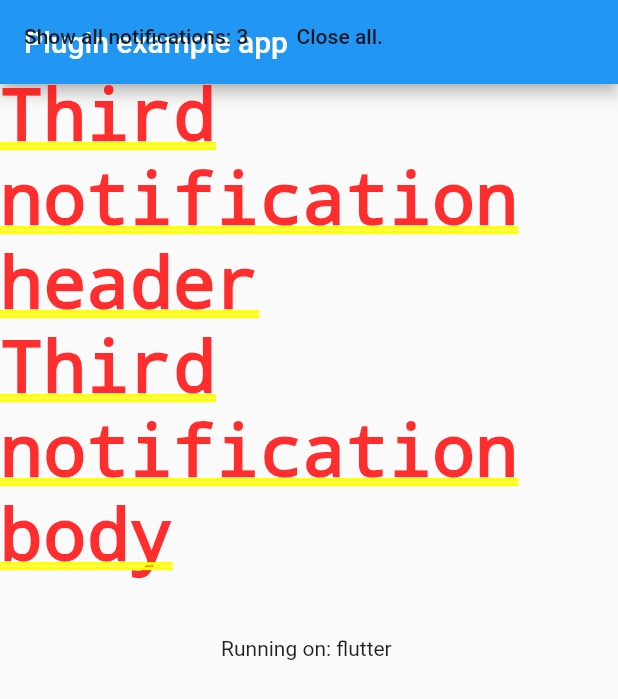
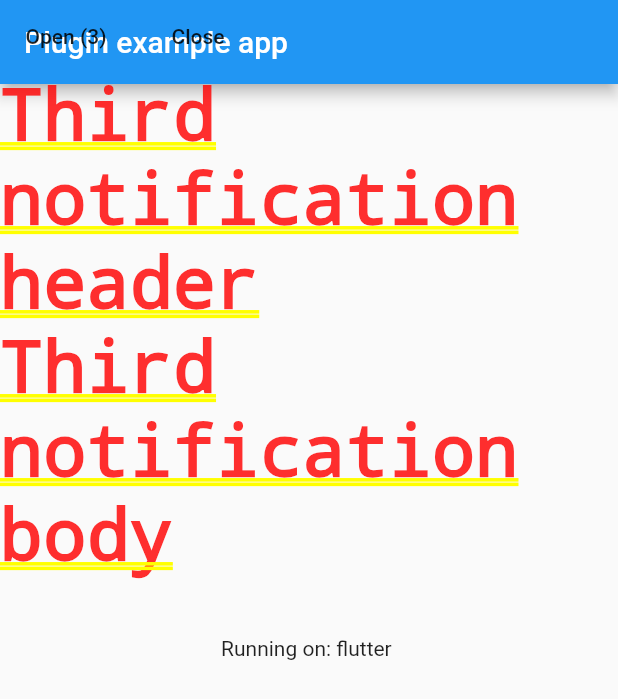
Before and after one commit to Hecatoncheir/notification_center, a Flutter app: the screen it shows after launch, on a phone screen of 412 x 824 dp. Shown: the top 699 px of the screen. Run offline on Flutter 3.47's test engine with Material 2 defaults, Android fonts, the phone set to English and light mode, and no system bars.

Commit message:
Added control panel model.

```diff
--- a/example/lib/main.dart
+++ b/example/lib/main.dart
@@ -7,7 +7,11 @@ import 'package:notification_center/notification_center.dart'
     show NotificationCenterWidget;
 
 import 'package:notification_center/models.dart'
-    show NotificationModel, NotificationHeader, NotificationBody;
+    show
+        NotificationModel,
+        NotificationHeader,
+        NotificationBody,
+        ControlPanelModel;
 
 void main() => runApp(MyApp());
 
@@ -59,6 +63,8 @@ class _MyAppState extends State<MyApp> {
   Widget build(BuildContext context) => MaterialApp(
         home: SafeArea(
           child: NotificationCenterWidget(
+            controlPanelModel:
+                ControlPanelModel(showAllText: 'Open', closeAllText: 'Close'),
             notificationCenterBloc: notificationCenterBloc,
             child: Scaffold(
               appBar: AppBar(
--- a/lib/models.dart
+++ b/lib/models.dart
@@ -1 +1,2 @@
+export 'models/control_panel.dart';
 export 'models/notification.dart';
--- /dev/null
+++ b/lib/models/control_panel.dart
@@ -0,0 +1,13 @@
+import 'package:flutter/widgets.dart';
+
+class ControlPanelModel {
+  String showAllText;
+  String closeAllText;
+  BoxDecoration decoration;
+
+  /// Constructor.
+  ControlPanelModel(
+      {this.showAllText = 'Show all.',
+      this.closeAllText = 'Close all.',
+      this.decoration});
+}
--- a/lib/models/notification.dart
+++ b/lib/models/notification.dart
@@ -1,3 +1,5 @@
+import 'package:flutter/widgets.dart';
+
 class NotificationModel {
   NotificationHeader header;
   NotificationBody body;
@@ -10,10 +12,12 @@ class NotificationModel {
 
 class NotificationHeader {
   String text;
-  NotificationHeader({this.text});
+  BoxDecoration decoration;
+  NotificationHeader({this.text, this.decoration});
 }
 
 class NotificationBody {
   String text;
-  NotificationBody({this.text});
+  BoxDecoration decoration;
+  NotificationBody({this.text, this.decoration});
 }
--- a/lib/notification_center.dart
+++ b/lib/notification_center.dart
@@ -5,7 +5,13 @@ import 'package:flutter/material.dart';
 import 'package:notification_center/models.dart' show NotificationModel;
 
 import 'package:notification_center/blocs.dart' show NotificationCenterBloc;
-import 'package:notification_center/models.dart';
+
+import 'package:notification_center/models.dart'
+    show
+        NotificationModel,
+        NotificationHeader,
+        NotificationBody,
+        ControlPanelModel;
 
 /// NotificationCenterWidget  - widget for show notifications.
 class NotificationCenterWidget extends StatelessWidget {
@@ -13,9 +19,13 @@ class NotificationCenterWidget extends StatelessWidget {
 
   final Widget child;
 
+  final ControlPanelModel controlPanelModel;
+
   /// Constructor
   const NotificationCenterWidget(
-      {@required this.notificationCenterBloc, this.child});
+      {@required this.notificationCenterBloc,
+      this.controlPanelModel,
+      this.child});
 
   @override
   Widget build(BuildContext context) => StreamBuilder(
@@ -52,11 +62,11 @@ class NotificationCenterWidget extends StatelessWidget {
   Widget _buildNotificationCenterControlPanel() => Row(children: <Widget>[
         FlatButton(
             onPressed: notificationCenterBloc.getAllNotifications,
-            child: Text('Show all notifications: '
-                '${notificationCenterBloc.history.length}')),
+            child: Text(controlPanelModel.showAllText +
+                ' (${notificationCenterBloc.history.length})')),
         FlatButton(
             onPressed: notificationCenterBloc.closeAllNotifications,
-            child: Text('Close all.'))
+            child: Text(controlPanelModel.closeAllText))
       ]);
 
   Widget _buildNotification(NotificationModel notification) => Dismissible(
```
